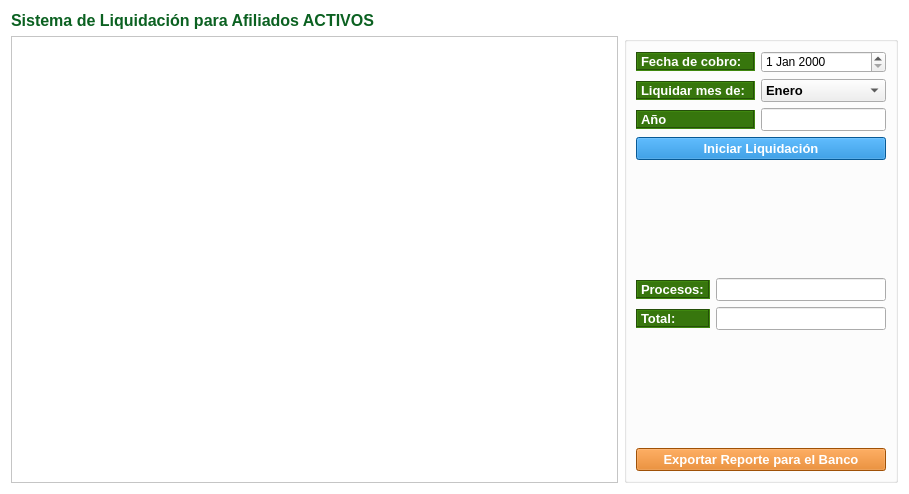
Above: gui/liquidadores/liquidadorAfiliados.ui from shae-ra/sindicato before the change. Below: the same form after it.
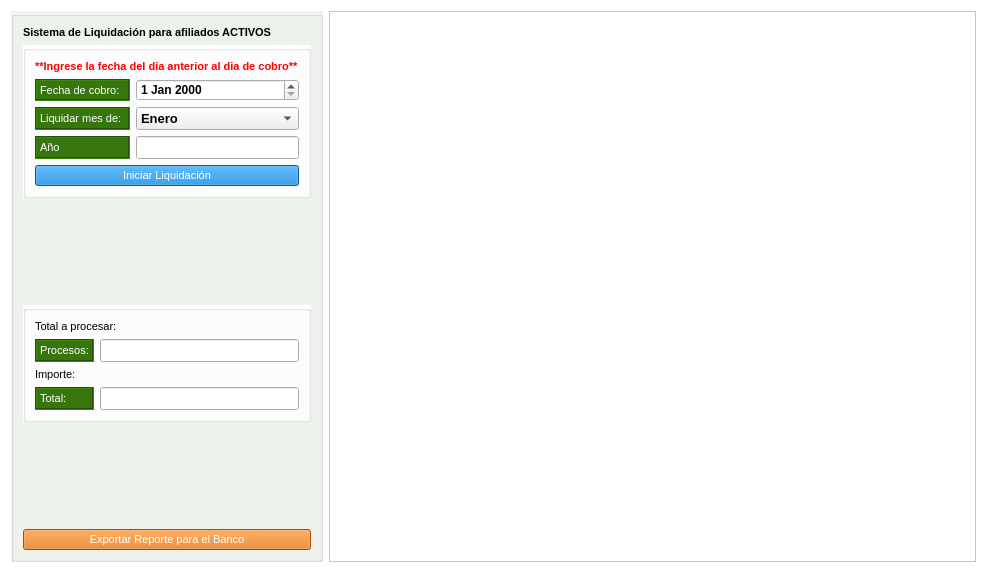
That is the form after the change. Icons and pictures are not drawn.

```diff
--- a/gui/liquidadores/liquidadorAfiliados.ui
+++ b/gui/liquidadores/liquidadorAfiliados.ui
@@ -6,8 +6,8 @@
    <rect>
     <x>0</x>
     <y>0</y>
-    <width>909</width>
-    <height>494</height>
+    <width>987</width>
+    <height>573</height>
    </rect>
   </property>
   <property name="palette">
@@ -428,40 +428,142 @@
   <property name="windowTitle">
    <string>Form</string>
   </property>
-  <layout class="QGridLayout" name="gridLayout_2" columnstretch="90,10,0">
-   <item row="1" column="2">
+  <layout class="QGridLayout" name="gridLayout_4">
+   <item row="0" column="0">
     <widget class="QGroupBox" name="groupBox">
+     <property name="font">
+      <font>
+       <family>Arial</family>
+      </font>
+     </property>
      <property name="styleSheet">
       <string notr="true">#groupBox{
-background-color: #FFFFFF}</string>
+background-color: #F0F5EF}
+</string>
      </property>
      <property name="title">
       <string/>
      </property>
+     <property name="flat">
+      <bool>false</bool>
+     </property>
+     <property name="checkable">
+      <bool>false</bool>
+     </property>
      <layout class="QGridLayout" name="gridLayout">
-      <item row="0" column="2" colspan="2">
+      <item row="9" column="0" colspan="3">
+       <widget class="QPushButton" name="pushButton_exportar">
+        <property name="sizePolicy">
+         <sizepolicy hsizetype="Minimum" vsizetype="Fixed">
+          <horstretch>0</horstretch>
+          <verstretch>0</verstretch>
+         </sizepolicy>
+        </property>
+        <property name="font">
+         <font>
+          <family>Arial</family>
+          <pointsize>8</pointsize>
+          <weight>50</weight>
+          <bold>false</bold>
+         </font>
+        </property>
+        <property name="styleSheet">
+         <string notr="true">#pushButton_exportar{
+background-color:#DF720A;
+color: #FFFFFF;
+}
+
+#pushButton_exportar:hover{
+background-color:#E09249 ;
+color: #000000;
+}</string>
+        </property>
+        <property name="text">
+         <string>Exportar Reporte para el Banco</string>
+        </property>
+        <property name="icon">
+         <iconset>
+          <normaloff>../iconos/file_apply.ico</normaloff>../iconos/file_apply.ico</iconset>
+        </property>
+        <property name="iconSize">
+         <size>
+          <width>30</width>
+          <height>30</height>
+         </size>
+        </property>
+       </widget>
+      </item>
+      <item row="1" column="0" colspan="3">
+       <widget class="QLabel" name="label_2">
+        <property name="sizePolicy">
+         <sizepolicy hsizetype="Preferred" vsizetype="Fixed">
+          <horstretch>0</horstretch>
+          <verstretch>0</verstretch>
+         </sizepolicy>
+        </property>
+        <property name="font">
+         <font>
+          <family>Arial</family>
+          <pointsize>8</pointsize>
+          <weight>75</weight>
+          <bold>true</bold>
+         </font>
+        </property>
+        <property name="styleSheet">
+         <string notr="true"/>
+        </property>
+        <property name="frameShape">
+         <enum>QFrame::NoFrame</enum>
+        </property>
+        <property name="text">
+         <string>Sistema de Liquidación para afiliados ACTIVOS</string>
+        </property>
+        <property name="textFormat">
+         <enum>Qt::AutoText</enum>
+        </property>
+       </widget>
+      </item>
+      <item row="2" column="0" colspan="3">
+       <widget class="QGroupBox" name="groupBox_2">
+        <property name="styleSheet">
+         <string notr="true">#groupBox_2{
+background-color:#FFFFFF
+}</string>
+        </property>
+        <property name="title">
+         <string/>
+        </property>
+        <layout class="QGridLayout" name="gridLayout_2">
+         <item row="1" column="1">
        <widget class="QDateEdit" name="dateEdit">
         <property name="sizePolicy">
-         <sizepolicy hsizetype="Minimum" vsizetype="Fixed">
+            <sizepolicy hsizetype="Minimum" vsizetype="Expanding">
           <horstretch>0</horstretch>
           <verstretch>0</verstretch>
          </sizepolicy>
         </property>
-       </widget>
-      </item>
-      <item row="2" column="0" colspan="2">
+           <property name="font">
+            <font>
+             <weight>75</weight>
+             <bold>true</bold>
+            </font>
+           </property>
+          </widget>
+         </item>
+         <item row="3" column="0">
        <widget class="QLabel" name="label_3">
         <property name="sizePolicy">
-         <sizepolicy hsizetype="Preferred" vsizetype="Fixed">
+            <sizepolicy hsizetype="Preferred" vsizetype="Expanding">
           <horstretch>0</horstretch>
           <verstretch>0</verstretch>
          </sizepolicy>
         </property>
         <property name="font">
          <font>
-          <pointsize>10</pointsize>
-          <weight>75</weight>
-          <bold>true</bold>
+             <family>Arial</family>
+             <pointsize>8</pointsize>
+             <weight>50</weight>
+             <bold>false</bold>
          </font>
         </property>
         <property name="styleSheet">
@@ -481,36 +583,53 @@
         </property>
        </widget>
       </item>
-      <item row="2" column="2" colspan="2">
-       <widget class="QLineEdit" name="lineEdit">
+         <item row="1" column="0">
+          <widget class="QLabel" name="label">
         <property name="sizePolicy">
-         <sizepolicy hsizetype="Expanding" vsizetype="Fixed">
+            <sizepolicy hsizetype="Preferred" vsizetype="Expanding">
           <horstretch>0</horstretch>
           <verstretch>0</verstretch>
          </sizepolicy>
         </property>
         <property name="font">
          <font>
-          <pointsize>10</pointsize>
-          <weight>75</weight>
-          <bold>true</bold>
-         </font>
-        </property>
-       </widget>
-      </item>
-      <item row="1" column="0" colspan="2">
+             <family>Arial</family>
+             <pointsize>8</pointsize>
+             <weight>50</weight>
+             <bold>false</bold>
+            </font>
+           </property>
+           <property name="styleSheet">
+            <string notr="true">#label{
+background-color:#37760D;
+color: #FFFFFF;
+}</string>
+           </property>
+           <property name="frameShape">
+            <enum>QFrame::Box</enum>
+           </property>
+           <property name="frameShadow">
+            <enum>QFrame::Sunken</enum>
+           </property>
+           <property name="text">
+            <string>Fecha de cobro:</string>
+           </property>
+          </widget>
+         </item>
+         <item row="2" column="0">
        <widget class="QLabel" name="label_6">
         <property name="sizePolicy">
-         <sizepolicy hsizetype="Preferred" vsizetype="Fixed">
+            <sizepolicy hsizetype="Preferred" vsizetype="Expanding">
           <horstretch>0</horstretch>
           <verstretch>0</verstretch>
          </sizepolicy>
         </property>
         <property name="font">
          <font>
-          <pointsize>10</pointsize>
-          <weight>75</weight>
-          <bold>true</bold>
+             <family>Arial</family>
+             <pointsize>8</pointsize>
+             <weight>50</weight>
+             <bold>false</bold>
          </font>
         </property>
         <property name="styleSheet">
@@ -530,10 +649,27 @@
         </property>
        </widget>
       </item>
-      <item row="1" column="2" colspan="2">
+         <item row="3" column="1">
+          <widget class="QLineEdit" name="lineEdit">
+           <property name="sizePolicy">
+            <sizepolicy hsizetype="Expanding" vsizetype="Expanding">
+             <horstretch>0</horstretch>
+             <verstretch>0</verstretch>
+            </sizepolicy>
+           </property>
+           <property name="font">
+            <font>
+             <pointsize>10</pointsize>
+             <weight>75</weight>
+             <bold>true</bold>
+            </font>
+           </property>
+          </widget>
+         </item>
+         <item row="2" column="1">
        <widget class="QComboBox" name="comboBox_2">
         <property name="sizePolicy">
-         <sizepolicy hsizetype="Preferred" vsizetype="Fixed">
+            <sizepolicy hsizetype="Preferred" vsizetype="Expanding">
           <horstretch>0</horstretch>
           <verstretch>0</verstretch>
          </sizepolicy>
@@ -617,112 +753,7 @@
         </item>
        </widget>
       </item>
-      <item row="5" column="0">
-       <widget class="QLabel" name="label_4">
-        <property name="sizePolicy">
-         <sizepolicy hsizetype="Preferred" vsizetype="Fixed">
-          <horstretch>0</horstretch>
-          <verstretch>0</verstretch>
-         </sizepolicy>
-        </property>
-        <property name="font">
-         <font>
-          <pointsize>10</pointsize>
-          <weight>75</weight>
-          <bold>true</bold>
-         </font>
-        </property>
-        <property name="styleSheet">
-         <string notr="true">#label_4{
-background-color:#37760D;
-color: #FFFFFF;
-}</string>
-        </property>
-        <property name="frameShape">
-         <enum>QFrame::Box</enum>
-        </property>
-        <property name="frameShadow">
-         <enum>QFrame::Sunken</enum>
-        </property>
-        <property name="text">
-         <string>Procesos:</string>
-        </property>
-       </widget>
-      </item>
-      <item row="8" column="0" colspan="4">
-       <widget class="QPushButton" name="pushButton_exportar">
-        <property name="sizePolicy">
-         <sizepolicy hsizetype="Minimum" vsizetype="Fixed">
-          <horstretch>0</horstretch>
-          <verstretch>0</verstretch>
-         </sizepolicy>
-        </property>
-        <property name="font">
-         <font>
-          <pointsize>10</pointsize>
-          <weight>75</weight>
-          <bold>true</bold>
-         </font>
-        </property>
-        <property name="styleSheet">
-         <string notr="true">#pushButton_exportar{
-background-color:#DF720A;
-color: #FFFFFF;
-}
-
-#pushButton_exportar:hover{
-background-color:#E09249 ;
-color: #000000;
-}</string>
-        </property>
-        <property name="text">
-         <string>Exportar Reporte para el Banco</string>
-        </property>
-        <property name="icon">
-         <iconset>
-          <normaloff>../iconos/new.ico</normaloff>../iconos/new.ico</iconset>
-        </property>
-        <property name="iconSize">
-         <size>
-          <width>30</width>
-          <height>30</height>
-         </size>
-        </property>
-       </widget>
-      </item>
-      <item row="0" column="0" colspan="2">
-       <widget class="QLabel" name="label">
-        <property name="sizePolicy">
-         <sizepolicy hsizetype="Preferred" vsizetype="Fixed">
-          <horstretch>0</horstretch>
-          <verstretch>0</verstretch>
-         </sizepolicy>
-        </property>
-        <property name="font">
-         <font>
-          <pointsize>10</pointsize>
-          <weight>75</weight>
-          <bold>true</bold>
-         </font>
-        </property>
-        <property name="styleSheet">
-         <string notr="true">#label{
-background-color:#37760D;
-color: #FFFFFF;
-}</string>
-        </property>
-        <property name="frameShape">
-         <enum>QFrame::Box</enum>
-        </property>
-        <property name="frameShadow">
-         <enum>QFrame::Sunken</enum>
-        </property>
-        <property name="text">
-         <string>Fecha de cobro:</string>
-        </property>
-       </widget>
-      </item>
-      <item row="3" column="0" colspan="4">
+         <item row="4" column="0" colspan="2">
        <widget class="QPushButton" name="pushButton">
         <property name="sizePolicy">
          <sizepolicy hsizetype="Minimum" vsizetype="Fixed">
@@ -732,9 +763,10 @@
         </property>
         <property name="font">
          <font>
-          <pointsize>10</pointsize>
-          <weight>75</weight>
-          <bold>true</bold>
+             <family>Arial</family>
+             <pointsize>8</pointsize>
+             <weight>50</weight>
+             <bold>false</bold>
          </font>
         </property>
         <property name="styleSheet">
@@ -763,27 +795,65 @@
         </property>
        </widget>
       </item>
-      <item row="6" column="1" colspan="3">
-       <widget class="QLineEdit" name="lineEdit_2">
+         <item row="0" column="0" colspan="2">
+          <widget class="QLabel" name="label_7">
         <property name="sizePolicy">
-         <sizepolicy hsizetype="Expanding" vsizetype="Fixed">
+            <sizepolicy hsizetype="Preferred" vsizetype="Fixed">
           <horstretch>0</horstretch>
           <verstretch>0</verstretch>
          </sizepolicy>
         </property>
         <property name="font">
          <font>
-          <pointsize>10</pointsize>
+             <family>Arial</family>
+             <pointsize>8</pointsize>
           <weight>75</weight>
           <bold>true</bold>
          </font>
         </property>
-       </widget>
-      </item>
-      <item row="5" column="1" colspan="3">
+           <property name="styleSheet">
+            <string notr="true">#label_7{
+color: red}</string>
+           </property>
+           <property name="frameShape">
+            <enum>QFrame::NoFrame</enum>
+           </property>
+           <property name="text">
+            <string>**Ingrese la fecha del dia anterior al dia de cobro**</string>
+           </property>
+          </widget>
+         </item>
+        </layout>
+       </widget>
+      </item>
+      <item row="3" column="0" colspan="3">
+       <spacer name="verticalSpacer">
+        <property name="orientation">
+         <enum>Qt::Vertical</enum>
+        </property>
+        <property name="sizeHint" stdset="0">
+         <size>
+          <width>20</width>
+          <height>40</height>
+         </size>
+        </property>
+       </spacer>
+      </item>
+      <item row="4" column="0" colspan="3">
+       <widget class="QGroupBox" name="groupBox_3">
+        <property name="styleSheet">
+         <string notr="true">#groupBox_3{
+background-color:#FFFFFF
+}</string>
+        </property>
+        <property name="title">
+         <string/>
+        </property>
+        <layout class="QGridLayout" name="gridLayout_3">
+         <item row="1" column="1">
        <widget class="QLineEdit" name="lineEdit_3">
         <property name="sizePolicy">
-         <sizepolicy hsizetype="Expanding" vsizetype="Fixed">
+            <sizepolicy hsizetype="Expanding" vsizetype="Expanding">
           <horstretch>0</horstretch>
           <verstretch>0</verstretch>
          </sizepolicy>
@@ -797,19 +867,20 @@
         </property>
        </widget>
       </item>
-      <item row="6" column="0">
+         <item row="3" column="0">
        <widget class="QLabel" name="label_5">
         <property name="sizePolicy">
-         <sizepolicy hsizetype="Preferred" vsizetype="Fixed">
+            <sizepolicy hsizetype="Preferred" vsizetype="Expanding">
           <horstretch>0</horstretch>
           <verstretch>0</verstretch>
          </sizepolicy>
         </property>
         <property name="font">
          <font>
-          <pointsize>10</pointsize>
-          <weight>75</weight>
-          <bold>true</bold>
+             <family>Arial</family>
+             <pointsize>8</pointsize>
+             <weight>50</weight>
+             <bold>false</bold>
          </font>
         </property>
         <property name="styleSheet">
@@ -829,28 +900,122 @@
         </property>
        </widget>
       </item>
-      <item row="7" column="0" colspan="4">
-       <spacer name="verticalSpacer_3">
-        <property name="orientation">
-         <enum>Qt::Vertical</enum>
-        </property>
-        <property name="sizeHint" stdset="0">
-         <size>
-          <width>20</width>
-          <height>100</height>
-         </size>
-        </property>
-       </spacer>
-      </item>
-      <item row="4" column="0" colspan="4">
-       <spacer name="verticalSpacer">
+         <item row="1" column="0">
+          <widget class="QLabel" name="label_4">
+           <property name="sizePolicy">
+            <sizepolicy hsizetype="Preferred" vsizetype="Expanding">
+             <horstretch>0</horstretch>
+             <verstretch>0</verstretch>
+            </sizepolicy>
+           </property>
+           <property name="font">
+            <font>
+             <family>Arial</family>
+             <pointsize>8</pointsize>
+             <weight>50</weight>
+             <bold>false</bold>
+            </font>
+           </property>
+           <property name="styleSheet">
+            <string notr="true">#label_4{
+background-color:#37760D;
+color: #FFFFFF;
+}</string>
+           </property>
+           <property name="frameShape">
+            <enum>QFrame::Box</enum>
+           </property>
+           <property name="frameShadow">
+            <enum>QFrame::Sunken</enum>
+           </property>
+           <property name="text">
+            <string>Procesos:</string>
+           </property>
+          </widget>
+         </item>
+         <item row="3" column="1">
+          <widget class="QLineEdit" name="lineEdit_2">
+           <property name="sizePolicy">
+            <sizepolicy hsizetype="Expanding" vsizetype="Expanding">
+             <horstretch>0</horstretch>
+             <verstretch>0</verstretch>
+            </sizepolicy>
+           </property>
+           <property name="font">
+            <font>
+             <pointsize>10</pointsize>
+             <weight>75</weight>
+             <bold>true</bold>
+            </font>
+           </property>
+          </widget>
+         </item>
+         <item row="0" column="0" colspan="2">
+          <widget class="QLabel" name="label_8">
+           <property name="sizePolicy">
+            <sizepolicy hsizetype="Preferred" vsizetype="Fixed">
+             <horstretch>0</horstretch>
+             <verstretch>0</verstretch>
+            </sizepolicy>
+           </property>
+           <property name="font">
+            <font>
+             <family>Arial</family>
+             <pointsize>8</pointsize>
+             <weight>50</weight>
+             <bold>false</bold>
+            </font>
+           </property>
+           <property name="styleSheet">
+            <string notr="true"/>
+           </property>
+           <property name="frameShape">
+            <enum>QFrame::NoFrame</enum>
+           </property>
+           <property name="text">
+            <string>Total a procesar:</string>
+           </property>
+          </widget>
+         </item>
+         <item row="2" column="0" colspan="2">
+          <widget class="QLabel" name="label_9">
+           <property name="sizePolicy">
+            <sizepolicy hsizetype="Preferred" vsizetype="Fixed">
+             <horstretch>0</horstretch>
+             <verstretch>0</verstretch>
+            </sizepolicy>
+           </property>
+           <property name="font">
+            <font>
+             <family>Arial</family>
+             <pointsize>8</pointsize>
+             <weight>50</weight>
+             <bold>false</bold>
+            </font>
+           </property>
+           <property name="styleSheet">
+            <string notr="true"/>
+           </property>
+           <property name="frameShape">
+            <enum>QFrame::NoFrame</enum>
+           </property>
+           <property name="text">
+            <string>Importe:</string>
+           </property>
+          </widget>
+         </item>
+        </layout>
+       </widget>
+      </item>
+      <item row="5" column="0" colspan="3">
+       <spacer name="verticalSpacer_2">
         <property name="orientation">
          <enum>Qt::Vertical</enum>
         </property>
         <property name="sizeHint" stdset="0">
          <size>
           <width>20</width>
-          <height>100</height>
+          <height>40</height>
          </size>
         </property>
        </spacer>
@@ -858,7 +1023,7 @@
      </layout>
     </widget>
    </item>
-   <item row="1" column="0" colspan="2">
+   <item row="0" column="1">
     <widget class="QTableView" name="tableView">
      <property name="font">
       <font>
@@ -869,24 +1034,6 @@
      </property>
     </widget>
    </item>
-   <item row="0" column="0" colspan="3">
-    <widget class="QLabel" name="label_2">
-     <property name="font">
-      <font>
-       <pointsize>12</pointsize>
-       <weight>75</weight>
-       <bold>true</bold>
-      </font>
-     </property>
-     <property name="styleSheet">
-      <string notr="true">#label_2{
-color:#0B6121}</string>
-     </property>
-     <property name="text">
-      <string>Sistema de Liquidación para Afiliados ACTIVOS</string>
-     </property>
-    </widget>
-   </item>
   </layout>
  </widget>
  <resources/>
```
Lines whose indentation alone changed are shown as unchanged.
